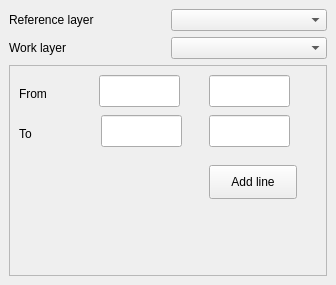
sickel/localdigitizer, file localcoordinates_dockwidget_base.ui: the form before one commit.
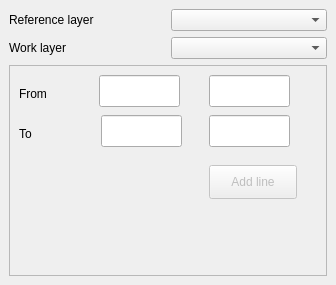
The form after the commit. Custom widgets are drawn as their Qt base class.

Commit message: Working coordinate transformation

Diff of the .ui file:
```diff
--- a/localcoordinates_dockwidget_base.ui
+++ b/localcoordinates_dockwidget_base.ui
@@ -118,6 +118,9 @@
        </property>
       </widget>
       <widget class="QPushButton" name="pbAddLine">
+       <property name="enabled">
+        <bool>false</bool>
+       </property>
        <property name="geometry">
         <rect>
          <x>200</x>
```
The commit also changes 2 other files.
